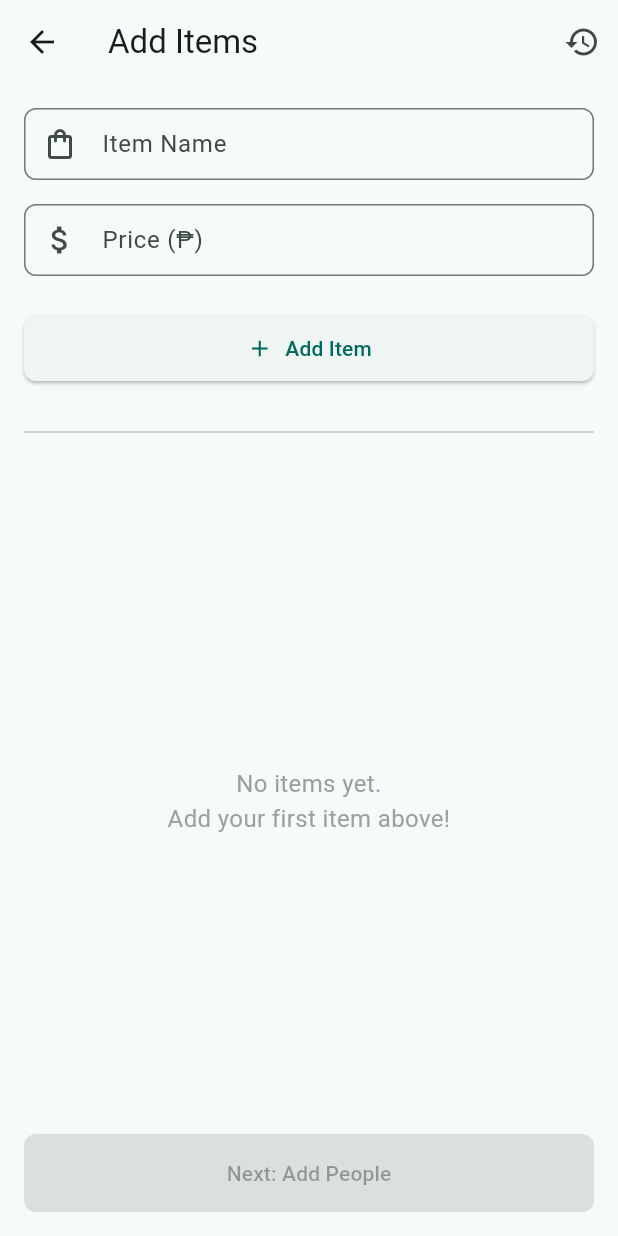
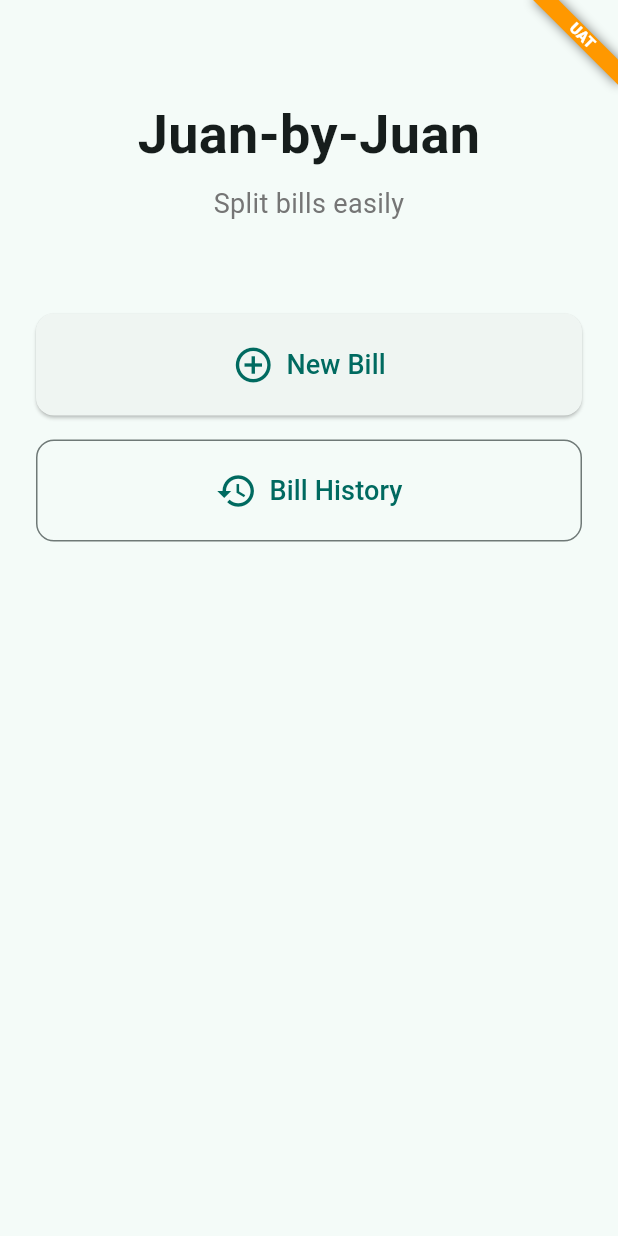
Before and after one commit to jasrmg/Juan-by-Juan, a Flutter app: the screen it shows after launch, on a phone screen of 412 x 824 dp. Run offline on Flutter 3.47's test engine with Material 3 defaults, Android fonts, the phone set to English and light mode, and no system bars; our stand-ins replace flutter_dotenv, get, sqflite; accounts and stored records are empty.

Commit message:
feat: add home screen with recent bills and flavor banner

```diff
--- a/lib/core/configurations/routes.dart
+++ b/lib/core/configurations/routes.dart
@@ -15,6 +15,9 @@ import 'package:juan_by_juan/features/pages/summary/summary_page.dart';
 
 import 'package:juan_by_juan/features/pages/history/history_binding.dart';
 import 'package:juan_by_juan/features/pages/history/history_page.dart';
+
+import 'package:juan_by_juan/features/pages/home/home_binding.dart';
+import 'package:juan_by_juan/features/pages/home/home_page.dart';
 
 /// centralized route management for the app
 /// all nagivation paths are defined for consistency
@@ -71,5 +74,11 @@ class AppPages {
       page: () => const BillDetailPage(),
       binding: BillDetailBinding(),
     ),
+
+    GetPage(
+      name: AppRoutes.home,
+      page: () => const HomePage(),
+      binding: HomeBinding(),
+    ),
   ];
 }
--- /dev/null
+++ b/lib/features/pages/home/home_binding.dart
@@ -0,0 +1,10 @@
+import 'package:get/get.dart';
+import 'package:juan_by_juan/features/pages/home/home_controller.dart';
+
+/// binding for home screen
+class HomeBinding extends Bindings {
+  @override
+  void dependencies() {
+    Get.lazyPut(() => HomeController());
+  }
+}
--- /dev/null
+++ b/lib/features/pages/home/home_controller.dart
@@ -0,0 +1,50 @@
+import 'package:get/get.dart';
+import 'package:juan_by_juan/core/configurations/routes.dart';
+import 'package:juan_by_juan/core/data/database_helper.dart';
+import 'package:juan_by_juan/core/models/bill_model.dart';
+
+/// controller for home screen manages nav and display recent bills
+class HomeController extends GetxController {
+  // recent bills (max 3)
+  final recentBills = <BillModel>[].obs;
+
+  // loading state
+  final isLoading = true.obs;
+
+  @override
+  void onInit() {
+    super.onInit();
+    loadRecentBills();
+  }
+
+  /// load 3 most recent bills
+  Future<void> loadRecentBills() async {
+    try {
+      final db = DatabaseHelper();
+      final billMaps = await db.getAllBills();
+
+      // take 3 bills only
+      final bills = billMaps.map((map) => BillModel.fromMap(map)).toList();
+      recentBills.value = bills.take(3).toList();
+    } catch (e) {
+      //
+    } finally {
+      isLoading.value = false;
+    }
+  }
+
+  /// navigate to new bill flow
+  void startNewBill() {
+    Get.toNamed(AppRoutes.items);
+  }
+
+  /// navigate to bill history
+  void goToHistory() {
+    Get.toNamed(AppRoutes.history);
+  }
+
+  /// open a bill detail
+  void openBill(BillModel bill) {
+    Get.toNamed(AppRoutes.billDetail, arguments: bill);
+  }
+}
--- /dev/null
+++ b/lib/features/pages/home/home_page.dart
@@ -0,0 +1,161 @@
+import 'package:flutter/material.dart';
+import 'package:get/get.dart';
+import 'package:juan_by_juan/features/pages/home/home_controller.dart';
+import 'package:juan_by_juan/utils/currency_formatter.dart';
+
+import 'package:juan_by_juan/core/configurations/flavors.dart';
+
+/// home screen - main landing page
+class HomePage extends GetView<HomeController> {
+  const HomePage({super.key});
+
+  @override
+  Widget build(BuildContext context) {
+    return Scaffold(
+      body: Stack(
+        children: [
+          SafeArea(
+            child: Padding(
+              padding: const EdgeInsets.all(24),
+              child: Column(
+                crossAxisAlignment: CrossAxisAlignment.stretch,
+                children: [
+                  const SizedBox(height: 40),
+
+                  // app title
+                  const Text(
+                    'Juan-by-Juan',
+                    style: TextStyle(fontSize: 36, fontWeight: FontWeight.bold),
+                    textAlign: TextAlign.center,
+                  ),
+                  const SizedBox(height: 8),
+                  Text(
+                    'Split bills easily',
+                    style: TextStyle(fontSize: 18, color: Colors.grey[600]),
+                    textAlign: TextAlign.center,
+                  ),
+
+                  const SizedBox(height: 60),
+
+                  // new bill button
+                  ElevatedButton.icon(
+                    onPressed: controller.startNewBill,
+                    icon: const Icon(Icons.add_circle_outline, size: 28),
+                    label: const Text(
+                      'New Bill',
+                      style: TextStyle(fontSize: 18),
+                    ),
+                    style: ElevatedButton.styleFrom(
+                      padding: const EdgeInsets.symmetric(vertical: 20),
+                      shape: RoundedRectangleBorder(
+                        borderRadius: BorderRadius.circular(12),
+                      ),
+                    ),
+                  ),
+
+                  const SizedBox(height: 16),
+
+                  // bill history button
+                  OutlinedButton.icon(
+                    onPressed: controller.goToHistory,
+                    icon: const Icon(Icons.history, size: 28),
+                    label: const Text(
+                      'Bill History',
+                      style: TextStyle(fontSize: 18),
+                    ),
+                    style: OutlinedButton.styleFrom(
+                      padding: const EdgeInsets.symmetric(vertical: 20),
+                      shape: RoundedRectangleBorder(
+                        borderRadius: BorderRadius.circular(12),
+                      ),
+                    ),
+                  ),
+
+                  const SizedBox(height: 40),
+
+                  // recent bills section
+                  Obx(() {
+                    if (controller.isLoading.value) {
+                      return const Center(child: CircularProgressIndicator());
+                    }
+
+                    if (controller.recentBills.isEmpty) {
+                      return const SizedBox.shrink();
+                    }
+
+                    return Expanded(
+                      child: Column(
+                        crossAxisAlignment: CrossAxisAlignment.start,
+                        children: [
+                          Text(
+                            'Recent Bills',
+                            style: TextStyle(
+                              fontSize: 18,
+                              fontWeight: FontWeight.bold,
+                              color: Colors.grey[700],
+                            ),
+                          ),
+                          const SizedBox(height: 12),
+                          Expanded(
+                            child: ListView.builder(
+                              itemCount: controller.recentBills.length,
+                              itemBuilder: (context, index) {
+                                final bill = controller.recentBills[index];
+                                return Card(
+                                  margin: const EdgeInsets.only(bottom: 8),
+                                  child: ListTile(
+                                    leading: CircleAvatar(
+                                      backgroundColor: Colors.teal,
+                                      child: const Icon(
+                                        Icons.receipt,
+                                        color: Colors.white,
+                                      ),
+                                    ),
+                                    title: Text(
+                                      bill.name,
+                                      style: const TextStyle(
+                                        fontWeight: FontWeight.bold,
+                                      ),
+                                    ),
+                                    subtitle: Text(bill.formattedDate),
+                                    trailing: Text(
+                                      CurrencyFormatter.format(
+                                        bill.totalAmount,
+                                      ),
+                                      style: const TextStyle(
+                                        fontWeight: FontWeight.bold,
+                                      ),
+                                    ),
+                                    onTap: () => controller.openBill(bill),
+                                  ),
+                                );
+                              },
+                            ),
+                          ),
+                        ],
+                      ),
+                    );
+                  }),
+                ],
+              ),
+            ),
+          ),
+
+          // flavor banner (top-right corner)
+          if (!FlavorConfig.instance.isProduction)
+            Positioned(
+              top: 0,
+              right: 0,
+              child: Banner(
+                message: FlavorConfig.instance.flavorName,
+                location: BannerLocation.topEnd,
+                color: FlavorConfig.instance.isUAT
+                    ? Colors.orange
+                    : Colors.blue,
+              ),
+            ),
+        ],
+      ),
+    );
+  }
+}
--- a/lib/main.dart
+++ b/lib/main.dart
@@ -35,49 +35,7 @@ class MyApp extends StatelessWidget {
       initialBinding: AppBinding(),
       getPages: AppPages.routes,
 
-      initialRoute: AppRoutes.items,
-      home: Scaffold(
-        body: Center(
-          child: Column(
-            mainAxisAlignment: MainAxisAlignment.center,
-            children: [
-              Text(
-                flavorConfig.appName,
-                textAlign: TextAlign.center,
-                style: const TextStyle(
-                  fontSize: 28,
-                  fontWeight: FontWeight.bold,
-                ),
-              ),
-              const SizedBox(height: 16),
-              // Show flavor badge (only for non-prod)
-              if (!flavorConfig.isProduction)
-                Container(
-                  padding: const EdgeInsets.symmetric(
-                    horizontal: 16,
-                    vertical: 8,
-                  ),
-                  decoration: BoxDecoration(
-                    color: flavorConfig.isUAT ? Colors.orange : Colors.blue,
-                    borderRadius: BorderRadius.circular(20),
-                  ),
-                  child: Text(
-                    'ENV: ${flavorConfig.flavorName}',
-                    style: const TextStyle(
-                      color: Colors.white,
-                      fontWeight: FontWeight.bold,
-                    ),
-                  ),
-                ),
-              const SizedBox(height: 24),
-              const Text(
-                'Bootstrap Complete! ✅',
-                style: TextStyle(fontSize: 18),
-              ),
-            ],
-          ),
-        ),
-      ),
+      initialRoute: AppRoutes.home,
     );
   }
 }
```
Also changed, not shown: 1 other file.
